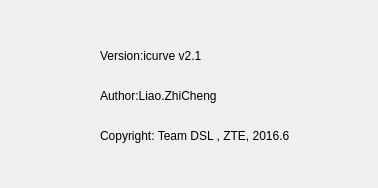
Qt form icurve_v2.1/icurve/resource/icv_about.ui (Sunfe/icurve) before a commit.
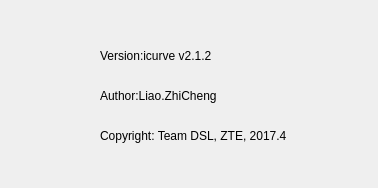
The same form after that commit.

Commit message: icurve_v2.0.2 tag.icurve_v2.0.2 tag.20170426-00:17

```diff
--- a/icurve_v2.1/icurve/resource/icv_about.ui
+++ b/icurve_v2.1/icurve/resource/icv_about.ui
@@ -23,7 +23,7 @@
     </rect>
    </property>
    <property name="text">
-    <string>Version:icurve v2.1</string>
+    <string>Version:icurve v2.1.2</string>
    </property>
   </widget>
   <widget class="QLabel" name="label_2">
@@ -31,12 +31,12 @@
     <rect>
      <x>100</x>
      <y>120</y>
-     <width>191</width>
+     <width>221</width>
      <height>31</height>
     </rect>
    </property>
    <property name="text">
-    <string>Copyright: Team DSL , ZTE, 2016.6</string>
+    <string>Copyright: Team DSL, ZTE, 2017.4</string>
    </property>
   </widget>
   <widget class="QLabel" name="label_3">
```
The commit also changes 9 other files.
